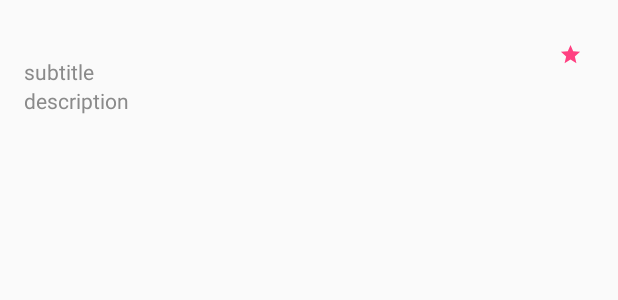
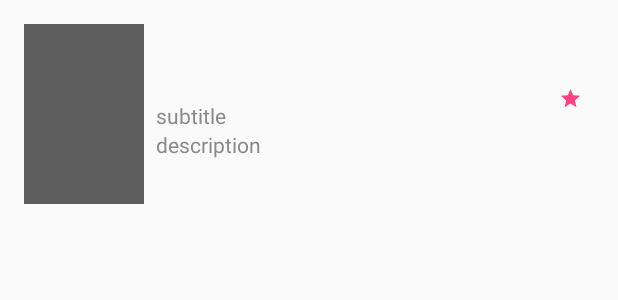
Before and after one commit to RomainPestre/MovieApp, an Android app: the layout list_item_movie.xml on its own in the app's theme, with its tools: preview values and no code run, on a phone screen of 412 x 824 dp. Shown: the top 300 px of the screen. Run offline under Robolectric (Android 15) with nearby library versions, the phone set to English and light mode, and no system bars; Roboto replaces fonts that are not available here.

Commit message:
Improvement of the Recycler View design (addition of the poster)

```diff
--- a/app/src/main/res/layout/activity_details.xml
+++ b/app/src/main/res/layout/activity_details.xml
@@ -41,7 +41,8 @@
                     android:layout_width="150dp"
                     android:layout_height="225dp"
                     android:background="@drawable/loading_shape"
-                    android:id="@+id/aa_thumbnail"/>
+                    android:id="@+id/aa_thumbnail"
+                    android:contentDescription="@string/movie_poster" />
 
                 <LinearLayout
                     android:layout_width="match_parent"
--- a/app/src/main/res/layout/list_item_movie.xml
+++ b/app/src/main/res/layout/list_item_movie.xml
@@ -1,18 +1,26 @@
 <?xml version="1.0" encoding="utf-8"?>
 
 <LinearLayout xmlns:android="http://schemas.android.com/apk/res/android"
+    xmlns:app="http://schemas.android.com/apk/res-auto"
     android:id="@+id/movies_layout"
     android:layout_width="match_parent"
     android:layout_height="wrap_content"
     android:gravity="center_vertical"
-    android:minHeight="72dp"
+    android:minHeight="150dp"
     android:orientation="horizontal"
     android:padding="16dp">
+
+    <ImageView
+        android:layout_width="80dp"
+        android:layout_height="120dp"
+        android:background="@drawable/loading_shape"
+        android:id="@+id/thumbnail"/>
 
     <LinearLayout
         android:layout_width="0dp"
         android:layout_height="wrap_content"
         android:layout_weight="1"
+        android:layout_margin="8dp"
         android:orientation="vertical">
 
         <TextView
@@ -56,7 +64,7 @@
             android:layout_height="15dp"
             android:layout_centerInParent="true"
             android:scaleType="centerCrop"
-            android:src="@drawable/star"
+            app:srcCompat="@drawable/star"
             android:tint="@color/colorAccent" />
 
 
--- a/app/src/main/res/values/strings.xml
+++ b/app/src/main/res/values/strings.xml
@@ -1,3 +1,4 @@
 <resources>
     <string name="app_name">Movie App</string>
+    <string name="movie_poster">Movie Poster</string>
 </resources>
```
Also changed, not shown: app/src/main/java/com/example/movieapp/adapter/MoviesAdapter.java (+15 -1 lines).
